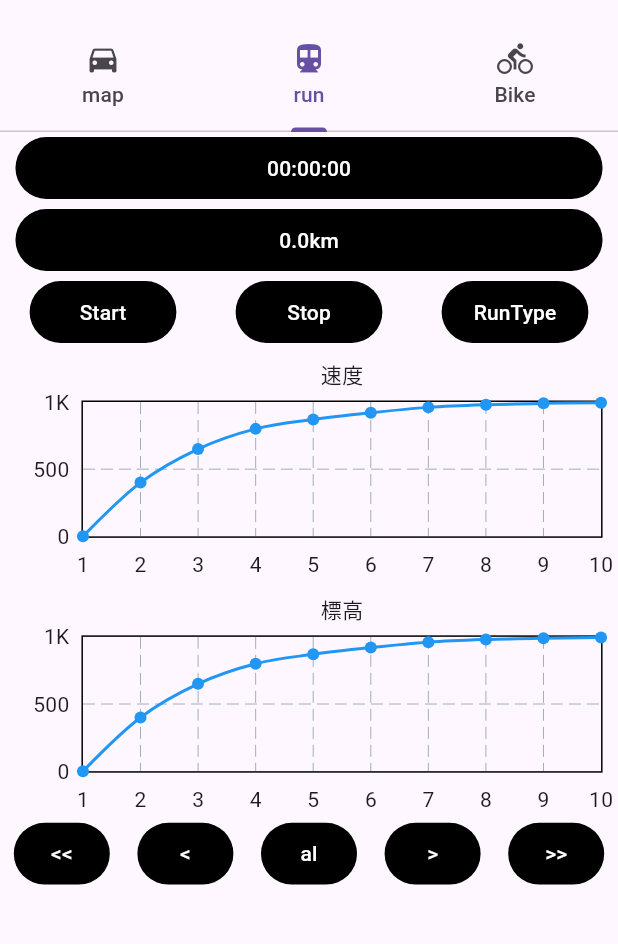
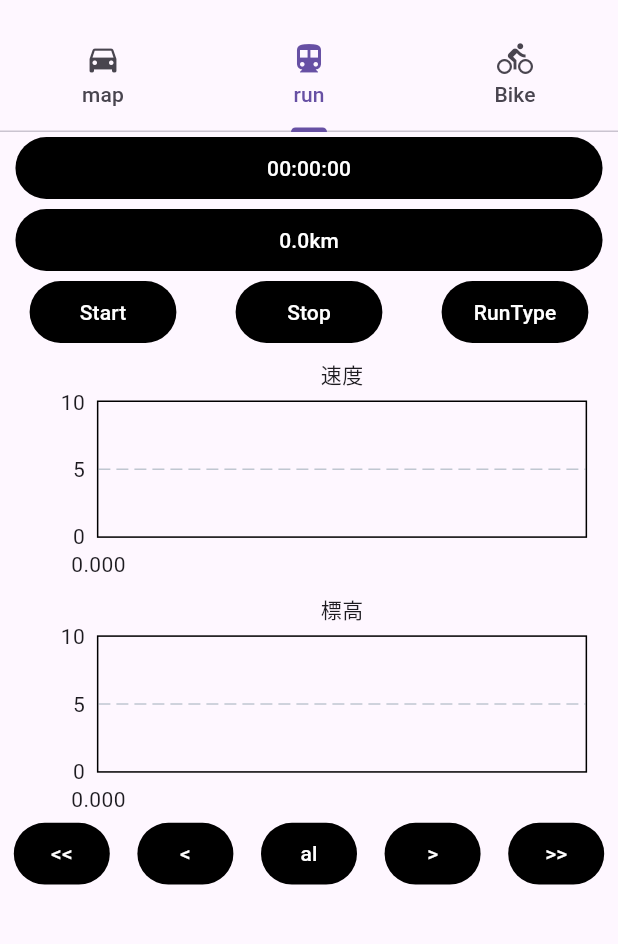
Before and after one commit to amru195704/runlogger, a Flutter app: the screen it shows after launch, tab 2 chosen, after a tap on "00:00:00", on a phone screen of 412 x 824 dp, the part 63-1007 px from its top. Run offline on Flutter 3.47's test engine with Material 3 defaults, Android fonts, the light colour scheme and no system bars; drawn by our look-alikes of fl_chart; our stand-ins replace geolocator; missing offline and left inert: platform_maps_flutter.

Commit message:
グラフ描画

```diff
--- a/lib/main.dart
+++ b/lib/main.dart
@@ -4,11 +4,14 @@
 import 'run.dart';
 
 void main() {
-  runApp(const MyApp());
+  runApp(MyApp());
 }
 
 class MyApp extends StatelessWidget {
-  const MyApp({super.key});
+  MyApp({super.key})
+  {
+    Gps.gpsStart();
+  }
 
 
   @override
--- a/lib/map.dart
+++ b/lib/map.dart
@@ -56,7 +56,7 @@ class _MyMapPageState extends State<MyMapPage> {
       const Duration(seconds: 1),
       // 第二引数：その間隔ごとに動作させたい処理を書く
       (Timer timer) async {
-        final pos = await getLocation() ;
+        final pos = Gps.currentPos;
         _lat = pos.latitude;
         _lon = pos.longitude;
         Marker mak = Marker(
--- a/lib/model/gps.dart
+++ b/lib/model/gps.dart
@@ -1,8 +1,10 @@
 import 'dart:async';
 
+import 'package:fl_chart/fl_chart.dart';
 import 'package:flutter/foundation.dart';
 import 'package:flutter_application_2/model/gpsLogData.dart';
 import 'package:geolocator/geolocator.dart';
+import 'dart:math';
 
 // debug用座標リスト
 List<(double,double)> debugPositions = [
@@ -164,10 +166,15 @@ Future<Position> _determinePosition() async {
   return await Geolocator.getCurrentPosition();
 }
 
+// モジュールグループを表すのに使用されるクラス
+class Gps {
   // デバッグ用の位置情報を返す
-int _posNo=0;
-Future<Position> getLocation() async
-{
+  static int _posNo = 0;
+  static late Position _currentPos;
+  static Position get currentPos => _currentPos;
+  static final _random = Random();
+  //
+  static Future<Position> getLocation() async {
     if (kDebugMode) {
       double lat, lon;
       (lat, lon) = debugPositions[_posNo];
@@ -176,34 +183,43 @@ Future<Position> getLocation() async
       if (_posNo >= debugPositions.length) {
         _posNo = 0;
       }
+      // 0.0から1.0未満のランダムな実数
+      double randomDouble = _random.nextDouble()*10;
       // デバッグ用の位置情報を返す
       return Future.value(Position(
         latitude: lat,
         longitude: lon,
         timestamp: DateTime.now(),
         accuracy: 0,
-      altitude: 0,
+        altitude: randomDouble,
         heading: 0,
         speed: 0,
         speedAccuracy: 0,
         altitudeAccuracy: 0,
         headingAccuracy: 0,
       ));
-  }
-  else
-  {
+    } else {
       return await Geolocator.getCurrentPosition();
     }
   }
 
   /// GPSの位置情報を取得して、gpsLogDataに格納する
-bool _gpsStartFlg = false;
-bool _gpsLogSartFlg = false;
-CoordinateTable _coordinateTable = CoordinateTable();
+  static bool _gpsStartFlg = false;
+  static late DateTime _gpsStartTime ;
+  // ログ開始フラグ
+  static bool _gpsLogSartFlg = false;
+  static late DateTime _gpsLogStartTime ;
+  // 座標保存テーブル
+  static CoordinateTable _coordinateTable = CoordinateTable();
+  //  run グラフデータ
+  static List<FlSpot> _spdDatList = [];
+  static List<FlSpot> _altDatList = [];
+  // ログインデックス
+  static double graphIdx = 0.0;
   //
-void gpsStart()
-{
+  static void gpsStart() {
     _gpsStartFlg = true;
+    _gpsStartTime = DateTime.now();
     // 1. Timer.periodic : 新しい繰り返しタイマーを作成します
     // 1秒ごとに _counterを1ずつ足していく
     Timer.periodic(
@@ -211,28 +227,77 @@ void gpsStart()
       const Duration(seconds: 1),
       // 第二引数：その間隔ごとに動作させたい処理を書く
       (Timer timer) async {
-      final pos = await getLocation() ;
+        _currentPos = await getLocation();
         if (_gpsLogSartFlg == true) {
           // 位置情報を記録する
-        _coordinateTable.addCoordinate(Coordinate.now(
-          latitude: pos.latitude,
-          longitude: pos.longitude,
-          altitude: pos.altitude,
+          Coordinate rtnCod = _coordinateTable.addCoordinate(Coordinate.alt(
+            latitude: _currentPos.latitude,
+            longitude: _currentPos.longitude,
+            altitude: _currentPos.altitude,
           ));
+          // run グラフデータ
+          _altDatList.add(FlSpot(graphIdx, rtnCod.altitude));
+          if (rtnCod.dltTime > 0.0)
+          {
+            double speed = rtnCod.dltDistance / rtnCod.dltTime; // m/s
+            _spdDatList.add(FlSpot(graphIdx, speed));
+          }
+          else
+          {
+            _spdDatList.add(FlSpot(graphIdx, 0.0));
+          }
+          graphIdx += 1.0;
         }
       },
     );
   }
-//
-void gpsLogStart()
+  static void gpsLogStart()
   {
     _gpsLogSartFlg = true;
     _coordinateTable.clearCoordinate();
+    _altDatList.clear();
+    _spdDatList.clear();
+    graphIdx = 0.0;
+    _gpsLogStartTime = DateTime.now();
   }
   //
-void gpsLogStop()
+  static void gpsLogStop()
   {
     _gpsLogSartFlg = false;
     // ログをファイルに書き込む
-  csvExport(_coordinateTable.coordinates, 'gpsLog.csv');
+    //csvExport(_coordinateTable.coordinates, 'gpsLog.csv');
   }
+  // 表示文字列取得
+  // ログ系か時間の文字列を戻す
+  static String getGpsLogTime()
+  {
+    if (_gpsLogSartFlg == true)
+    {
+      return DateTime.now().difference(_gpsLogStartTime).toString();
+    }
+    return "00:00:00";
+  }
+  // ログの移動距離文字列を戻す
+  static String getGpsLogDistance()
+  {
+    if (_gpsLogSartFlg == true)
+    {
+      double distance = _coordinateTable.getDistance();
+      if (distance > 1000.0)
+      {
+        return (distance / 1000.0).toStringAsFixed(1) + "km";
+      }
+      return distance.toStringAsFixed(1) + "m";
+    }
+    return "0.0km";
+  }
+  // ロググラフデータを戻す
+  static List<FlSpot> getGpsLogGraphData(int idx)
+  {
+    if (idx == 0)
+    {
+      return _spdDatList;
+    }
+    return _altDatList;
+  }
+}
--- a/lib/run.dart
+++ b/lib/run.dart
@@ -1,7 +1,6 @@
 
 import 'package:flutter/material.dart';
 import 'model/gps.dart';
-import 'package:platform_maps_flutter/platform_maps_flutter.dart';
 import 'dart:async';
 import 'package:fl_chart/fl_chart.dart';
 
@@ -34,6 +33,12 @@ class _MyRunPageState extends State<MyRunPage> {
   // 位置情報の初期値
   double _lat = 33.12;
   double _lon = 131.789;
+  // 表示様変数データ
+  String _time = "00:00:00";
+  String _distance = "0.0km";
+  //
+  List<FlSpot> _spdGraphList = [];
+  List<FlSpot> _altGraphList = [];
   //
   @override
   void initState() {
@@ -45,12 +50,18 @@ class _MyRunPageState extends State<MyRunPage> {
       const Duration(seconds: 1),
       // 第二引数：その間隔ごとに動作させたい処理を書く
       (Timer timer) async {
-        final pos = await getLocation() ;
+        final pos = Gps.currentPos ;
         _lat = pos.latitude;
         _lon = pos.longitude;
         //実態がある場合のみ、画面を更新する
         if (mounted == true)
         {
+          // 表示の更新
+          _time = Gps.getGpsLogTime();
+          _distance = Gps.getGpsLogDistance();
+          _spdGraphList = Gps.getGpsLogGraphData(0);
+          _altGraphList = Gps.getGpsLogGraphData(1);
+          //
           setState(() {
           });
         }
@@ -83,24 +94,29 @@ class _MyRunPageState extends State<MyRunPage> {
           TextButton(
               style: styl0,
             onPressed: () => {print("Timeボタンが押されたよ")},
-            child: const Text("00:00:00"),
+            child: Text(_time),
           ),
           TextButton(
               style:  styl0,
             onPressed: () => {print("Resultボタンが押されたよ")},
-            child: const Text("0.0km"),
+            child: Text(_distance),
           ),
           Row(
              mainAxisAlignment: MainAxisAlignment.spaceAround,
              children: [
                 TextButton(
                   style: styl1,
-                  onPressed: () => {print("Startボタンが押されたよ")},
+                  onPressed: () => {
+                    print("Startタンが押されたよ"),
+                    Gps.gpsLogStart(),
+                  },
                   child: const Text("Start"),
                 ),
                 TextButton(
                   style: styl1,
-                  onPressed: () => {print("Stopタンが押されたよ")},
+                  onPressed: () => {
+                    print("Stopタンが押されたよ"),
+                    Gps.gpsLogStop(),},
                   child: const Text("Stop"),
                 ),
                 TextButton(
@@ -110,24 +126,13 @@ class _MyRunPageState extends State<MyRunPage> {
                 ),
              ]),
           SizedBox(
-            width: screenWidth * 0.95,
+            width: screenWidth * 0.90,
             height: screenWidth * 0.95 * 0.4,
             child: LineChart(
               LineChartData(
                 lineBarsData: [
                   LineChartBarData(
-                    spots: const [
-                      FlSpot(1, 0),
-                      FlSpot(2, 400),
-                      FlSpot(3, 650),
-                      FlSpot(4, 800),
-                      FlSpot(5, 870),
-                      FlSpot(6, 920),
-                      FlSpot(7, 960),
-                      FlSpot(8, 980),
-                      FlSpot(9, 990),
-                      FlSpot(10, 995),
-                    ],
+                    spots: _spdGraphList, //速度グラフ m/s
                     isCurved: true,
                     color: Colors.blue,
                   ),
@@ -142,30 +147,19 @@ class _MyRunPageState extends State<MyRunPage> {
                   rightTitles:
                       AxisTitles(sideTitles: SideTitles(showTitles: false)),
                 ),
-                maxY: 1000,
+                maxY: 10,
                 minY: 0,
               ),
             ),
           ),
           SizedBox(
-            width: screenWidth * 0.95,
+            width: screenWidth * 0.90,
             height: screenWidth * 0.95 * 0.4,
             child: LineChart(
               LineChartData(
                 lineBarsData: [
                   LineChartBarData(
-                    spots: const [
-                      FlSpot(1, 0),
-                      FlSpot(2, 400),
-                      FlSpot(3, 650),
-                      FlSpot(4, 800),
-                      FlSpot(5, 870),
-                      FlSpot(6, 920),
-                      FlSpot(7, 960),
-                      FlSpot(8, 980),
-                      FlSpot(9, 990),
-                      FlSpot(10, 995),
-                    ],
+                    spots:_altGraphList,  //標高グラフ
                     isCurved: true,
                     color: Colors.blue,
                   ),
@@ -180,7 +174,7 @@ class _MyRunPageState extends State<MyRunPage> {
                   rightTitles:
                       AxisTitles(sideTitles: SideTitles(showTitles: false)),
                 ),
-                maxY: 1000,
+                maxY: 10,
                 minY: 0,
               ),
             ),
```
Also changed, not shown: lib/model/gpsLogData.dart (+42 -8 lines), 1 other file. Lines whose indentation alone changed are shown as unchanged.
